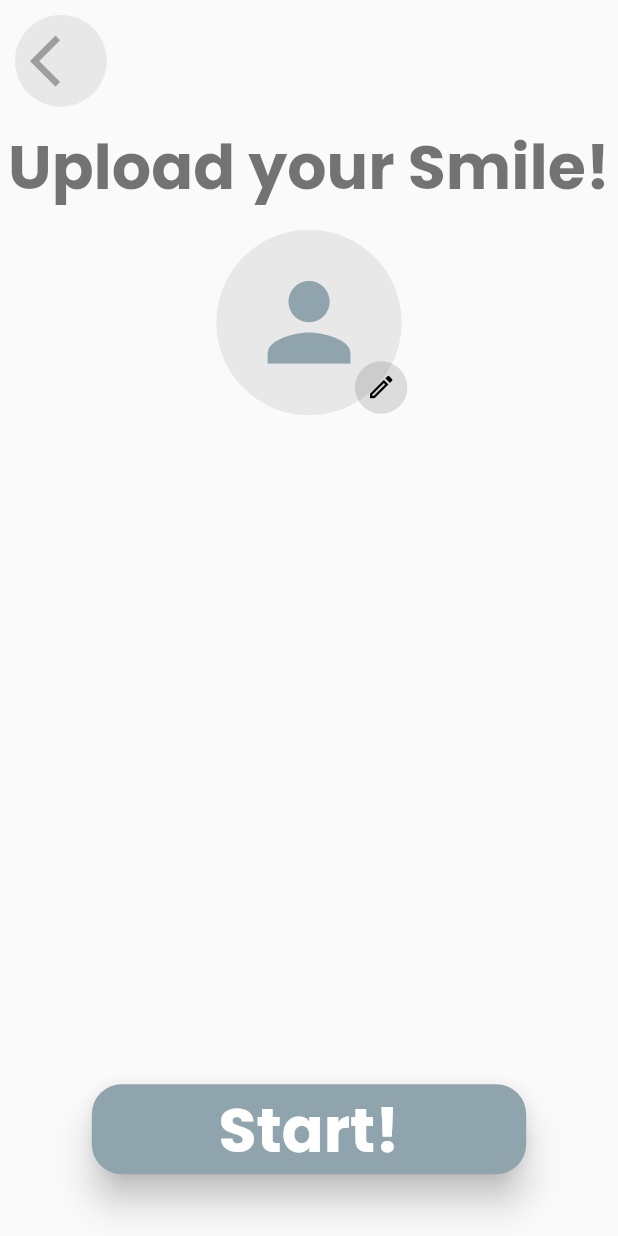
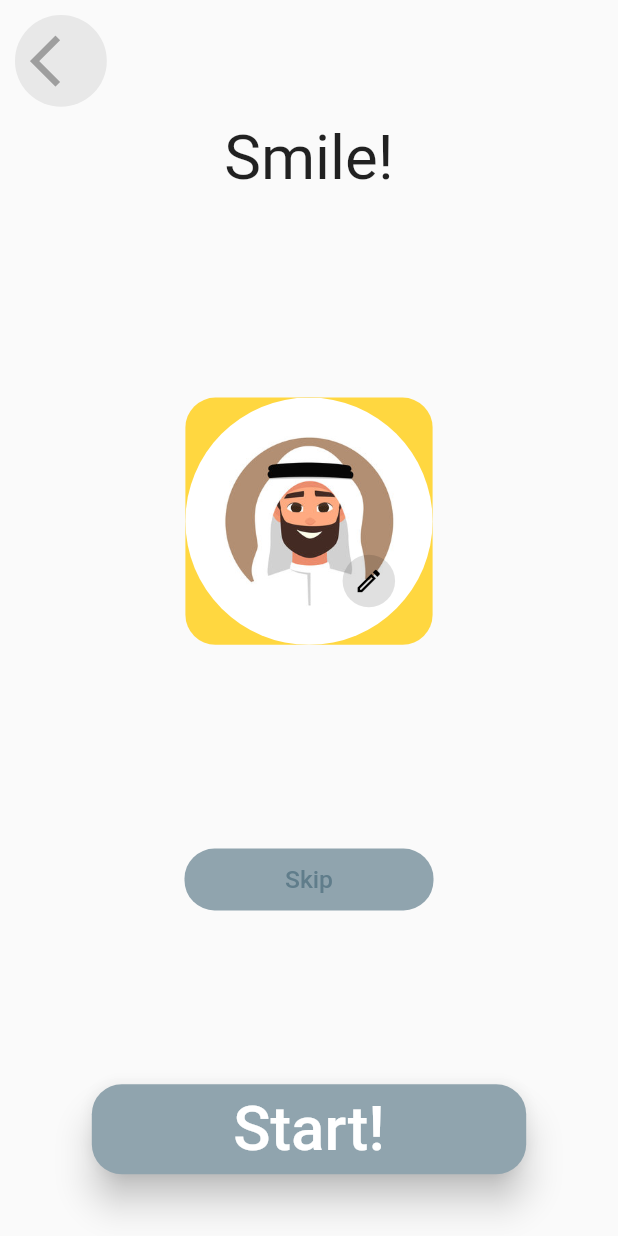
Before and after one commit to Syf-Almjd/TaskForce_HRMS, a Flutter app: the RegisterThirdPage widget shown alone on an empty page, opened directly, after a tap on "Start!", on a phone screen of 412 x 824 dp. Run offline on Flutter 3.47's test engine with Material 2 defaults, Android fonts, the light colour scheme and no system bars; our stand-ins replace bloc, cloud_firestore, device_preview, firebase_auth, firebase_core, flutter_bloc and 6 more; missing offline and left inert: dart_secure, flutter_icon_snackbar; accounts and stored records are empty; network calls fail.

Commit message:
29/Aug/2023 Commit

```diff
--- a/lib/Modules/Authentication/AuthPage.dart
+++ b/lib/Modules/Authentication/AuthPage.dart
@@ -4,7 +4,8 @@ import 'package:introduction_screen/introduction_screen.dart';
 import 'package:taskforce_hrms/Modules/Authentication/AuthenticationLayout.dart';
 import 'package:taskforce_hrms/State/NavigationCubit/navi_cubit.dart';
 
-import '../../API/Data/inAppData.dart';
+import '../../Data/AppData/inAppData.dart';
+
 
 class AuthPage extends StatelessWidget {
   const AuthPage({super.key});
--- a/lib/Modules/Authentication/AuthenticationLayout.dart
+++ b/lib/Modules/Authentication/AuthenticationLayout.dart
@@ -27,7 +27,7 @@ class _SignLayoutState extends State<SignLayout> {
             logoContainer(context),
             Expanded(
               child: AnimatedContainer(
-                  duration: Duration(milliseconds: 100),
+                  duration: const Duration(milliseconds: 100),
                   decoration: const BoxDecoration(
                       borderRadius: BorderRadius.only(
                           topLeft: Radius.circular(30),
--- a/lib/Modules/Authentication/Registration/RegisterThirdPage.dart
+++ b/lib/Modules/Authentication/Registration/RegisterThirdPage.dart
@@ -1,13 +1,18 @@
-import 'package:file_picker/file_picker.dart';
+import 'dart:convert';
+import 'dart:typed_data';
+
+import 'package:firebase_auth/firebase_auth.dart';
 import 'package:flutter/material.dart';
 import 'package:flutter_bloc/flutter_bloc.dart';
-import 'package:taskforce_hrms/Shared/Components.dart';
+import 'package:flutter_icon_snackbar/flutter_icon_snackbar.dart';
+import 'package:image_picker/image_picker.dart';
 import 'package:taskforce_hrms/State/AppDataCubit/data_cubit.dart';
-import 'package:taskforce_hrms/State/AppEventsBloC/app_bloc.dart';
-import 'package:taskforce_hrms/State/Singleton.dart';
 
 import '../../../Models/UserModel.dart';
+import '../../../Shared/Components.dart';
 import '../../../Shared/WidgetBuilders.dart';
+import '../../../State/AppEventsBloC/app_bloc.dart';
+import '../../../State/Singleton.dart';
 
 class RegisterThirdPage extends StatefulWidget {
   final UserModel previousUserData;
@@ -22,7 +27,12 @@ class RegisterThirdPage extends StatefulWidget {
 class _RegisterThirdPageState extends State<RegisterThirdPage> {
   late UserModel userData;
   DateTime timeNow = DateTime.now();
-  var fileUser;
+  String? _imageBytes;
+
+  @override
+  void dispose() {
+    super.dispose();
+  }
 
   @override
   Widget build(BuildContext context) {
@@ -50,15 +60,17 @@ class _RegisterThirdPageState extends State<RegisterThirdPage> {
         ),
         Center(
           child: Text(
-            "Upload your Smile!",
-            style: fontPoppins(size: getWidth(10, context)),
+            "Smile!",
+            style: TextStyle(fontSize: getWidth(10, context)),
             textAlign: TextAlign.center,
           ),
         ),
+        Spacer(),
         Padding(
-          padding: const EdgeInsets.all(10.0),
+          padding: const EdgeInsets.all(20.0),
           child: Container(
-            height: getHeight(15, context),
+            height: getHeight(20, context),
+            width: getWidth(45, context),
             decoration: BoxDecoration(
               // borderRadius: BorderRadius.circular(500),
               shape: BoxShape.circle,
@@ -66,30 +78,17 @@ class _RegisterThirdPageState extends State<RegisterThirdPage> {
             ),
             child: Center(
               child: InkWell(
-                onTap: () async {},
+                onTap: () async {
+                  _pickFile();
+                },
                 child: Stack(
                   children: [
                     Center(
-                      child: (fileUser != null)
-                          ? fileChosen(fileUser, context)
+                      child: (_imageBytes != null)
+                          ? previewImage(_imageBytes, context)
                           : chooseFile(context),
                     ),
-                    Positioned(
-                      bottom: 1,
-                      left: getWidth(55, context),
-                      child: Container(
-                        width: 35,
-                        height: 35,
-                        decoration: BoxDecoration(
-                            borderRadius: BorderRadius.circular(100),
-                            color: Colors.black12),
-                        child: const Icon(
-                          Icons.mode_edit_outline_outlined,
-                          color: Colors.black,
-                          size: 20,
-                        ),
-                      ),
-                    ),
+
                   ],
                 ),
               ),
@@ -97,25 +96,27 @@ class _RegisterThirdPageState extends State<RegisterThirdPage> {
           ),
         ),
         const Spacer(),
+        loadButton(
+          buttonHeight: getHeight(5, context),
+          buttonWidth: getWidth(50, context),
+          textSize: getWidth(4, context),
+          textColor: Colors.blueGrey,
+          buttonElevation: 0.0,
+          onPressed: () {
+            signUser("NO_PHOTO");
+          },
+          buttonText: 'Skip',
+        ),
+        const Spacer(),
         Center(
             child: loadButton(
                 buttonText: "Start!",
                 onPressed: () {
-                  if (fileUser != null) {
-                    userData = UserModel(
-                        email: widget.previousUserData.email,
-                        password: widget.previousUserData.password,
-                        name: widget.previousUserData.name,
-                        phoneNumber: widget.previousUserData.phoneNumber,
-                        photoID: "PHOTO ENCODE",
-                        //fileuserData
-                        userID: "",
-                        lastLogin: timeNow.toString(),
-                        address: widget.previousUserData.address);
-                    BlocProvider.of<UserRegisterBloc>(context)
-                        .add(UpdateUserEvent(userData));
-                    AppCubit.get(context).userRegister(
-                        Singleton().userDataToBeUploaded, context);
+                  if (_imageBytes != null) {
+                    signUser(_imageBytes);
+                  }
+                  else {
+                    showToast('Choose a photo', SnackBarType.fail, context);
                   }
                 })),
         getCube(5, context),
@@ -123,19 +124,36 @@ class _RegisterThirdPageState extends State<RegisterThirdPage> {
     );
   }
 
+  Future<void> signUser(imageBytes) async {
+    userData = UserModel(
+        email: widget.previousUserData.email,
+        password: widget.previousUserData.password,
+        name: widget.previousUserData.name,
+        phoneNumber: widget.previousUserData.phoneNumber,
+        photoID: imageBytes,
+        userID: "",
+        lastLogin: timeNow.toString(),
+        address: widget.previousUserData.address);
+    Singleton().userDataToBeUploaded = userData;
+    AppCubit
+        .get(context)
+        .saveSharedMap('currentuser', userData.toJson())
+        .then((value) =>
+        AppCubit.get(context).userRegister(
+            Singleton().userDataToBeUploaded, context));
+
+  }
+
   void _pickFile() async {
-    var pickedFile = await FilePicker.platform.pickFiles();
+    final picker = ImagePicker();
+    final pickedFile = await picker.pickImage(
+        source: ImageSource.gallery, imageQuality: 25);
     if (pickedFile != null) {
-      try {
-        var file = pickedFile!.files.first.bytes;
-        setState(() {
-          fileUser = file;
-        });
-      } catch (err) {
-        print(err);
-      }
-    } else {
-      print('No Image Selected');
+      final bytes = await pickedFile.readAsBytes();
+      Uint8List bytesUint8List = Uint8List.fromList(bytes);
+      setState(() {
+        _imageBytes = base64Encode(bytesUint8List);
+      });
     }
   }
 }
--- a/lib/Shared/Components.dart
+++ b/lib/Shared/Components.dart
@@ -159,21 +159,42 @@ Padding logoContainer(context) {
 }
 
 ///For photo selection
+
+///For photo selection
 Widget chooseFile(context) {
-  return Column(
-    mainAxisAlignment: MainAxisAlignment.center,
-    crossAxisAlignment: CrossAxisAlignment.center,
-    children: [
-      Expanded(
-        child: Icon(
-          Icons.person,
-          size: getHeight(10, context),
-          color: Colors.blueGrey.shade300,
+  return Container(
+    decoration: const BoxDecoration(
+        color: Colors.amberAccent,
+        borderRadius: BorderRadius.all(Radius.circular(20))),
+    child: Stack(
+      children: [
+        ClipRRect(
+            borderRadius: BorderRadius.circular(100),
+            child: const Image(
+              image: AssetImage(Assets.assetsProfilePicture),
+              fit: BoxFit.fill,
+            )),
+        Positioned(
+          bottom: 25,
+          right: 25,
+          child: Container(
+            width: 35,
+            height: 35,
+            decoration: BoxDecoration(
+                borderRadius: BorderRadius.circular(100),
+                color: Colors.black12),
+            child: const Icon(
+              Icons.mode_edit_outline_outlined,
+              color: Colors.black,
+              size: 20,
+            ),
+          ),
         ),
-      ),
-    ],
+      ],
+    ),
   );
 }
+
 
 ///For photo preview
 Widget fileChosen(fileUser, context) {
--- a/lib/Shared/WidgetBuilders.dart
+++ b/lib/Shared/WidgetBuilders.dart
@@ -1,3 +1,5 @@
+import 'dart:convert';
+
 import 'package:flutter/material.dart';
 import 'package:flutter_bloc/flutter_bloc.dart';
 import 'package:google_fonts/google_fonts.dart';
@@ -155,34 +157,83 @@ Widget socialMediaItem({
 }
 
 Widget loadButton({
+  double? buttonHeight,
+  double? buttonWidth,
+  Color? textColor,
+  double? textSize,
+  double? buttonElevation,
   required Function() onPressed,
   required String buttonText,
 }) {
   return BlocBuilder<AppCubit, AppStates>(builder: (context, state) {
     if (state is GettingData) {
       return loadingAnimation(
-          loadingType: LoadingAnimationWidget.stretchedDots(
-              color: Colors.blue, size: getWidth(15, context)));
+          loadingType: LoadingAnimationWidget.beat(
+              color: Colors.yellow, size: getWidth(10, context)));
     } else {
       return Container(
-        width: getWidth(80, context),
-        height: 60.0,
+        width: buttonWidth ?? getWidth(80, context),
+        height: buttonHeight ?? 60.0,
         padding: const EdgeInsets.fromLTRB(20, 0, 20, 0),
         child: ElevatedButton(
           style: ElevatedButton.styleFrom(
             shape: RoundedRectangleBorder(
               borderRadius: BorderRadius.circular(20.0),
             ),
-            elevation: 10,
+            elevation: buttonElevation ?? 10.0,
           ),
           onPressed: onPressed,
           child: Text(
             buttonText,
-            style: fontPoppins(
-                size: getWidth(10, context), textColor: Colors.white),
+            style: TextStyle(
+                fontSize: textSize ?? getWidth(10, context),
+                color: textColor ?? Colors.white),
           ),
         ),
       );
     }
   });
 }
+
+
+
+///For photo preview
+Widget previewImage(fileUser, context) {
+  fileUser = base64Decode(fileUser);
+  return Stack(
+    children: [
+      Container(
+        decoration:
+        const BoxDecoration(shape: BoxShape.circle, color: Colors.white),
+        child: Center(
+          child: Padding(
+            padding: const EdgeInsets.all(8.0),
+            child: ClipOval(
+              child: Image.memory(
+                fileUser,
+                height: getHeight(15, context),
+                width: getWidth(32, context),
+                fit: BoxFit.cover,
+              ),
+            ),
+          ),
+        ),
+      ),
+      Positioned(
+        bottom: 7,
+        right: 7,
+        child: Container(
+          width: 35,
+          height: 35,
+          decoration: BoxDecoration(
+              borderRadius: BorderRadius.circular(100), color: Colors.black12),
+          child: const Icon(
+            Icons.mode_edit_outline_outlined,
+            color: Colors.black,
+            size: 20,
+          ),
+        ),
+      ),
+    ],
+  );
+}
--- a/lib/State/Observer.dart
+++ b/lib/State/Observer.dart
@@ -15,13 +15,13 @@ class MyBlocObserver extends BlocObserver {
 
   @override
   void onError(BlocBase bloc, Object error, StackTrace stackTrace) {
+    super.onError(bloc, error, stackTrace);
     print('onError -- ${bloc.runtimeType}, $error');
-    super.onError(bloc, error, stackTrace);
   }
 
   @override
   void onClose(BlocBase bloc) {
+    super.onClose(bloc);
     print('onClose -- ${bloc.runtimeType}');
-    super.onClose(bloc);
   }
 }
--- a/lib/main.dart
+++ b/lib/main.dart
@@ -8,17 +8,13 @@ import 'package:taskforce_hrms/State/AppDataCubit/data_cubit.dart';
 import 'package:taskforce_hrms/State/AppEventsBloC/app_bloc.dart';
 import 'package:taskforce_hrms/State/Observer.dart';
 
-import 'API/firebase_options.dart';
+import 'Data/firebase_options.dart';
 import 'Modules/Authentication/AuthPage.dart';
 import 'State/NavigationCubit/navi_cubit.dart';
 
 void main() async {
   WidgetsFlutterBinding.ensureInitialized();
   Bloc.observer = MyBlocObserver();
-  SystemChrome.setSystemUIOverlayStyle(const SystemUiOverlayStyle(
-    systemNavigationBarColor: Colors.transparent, // navigation bar color
-    statusBarColor: Colors.transparent, // status bar color
-  ));
   SystemChrome.setPreferredOrientations([
     DeviceOrientation.portraitUp,
     DeviceOrientation.portraitDown,
--- a/pubspec.yaml
+++ b/pubspec.yaml
@@ -25,6 +25,7 @@ dependencies:
   introduction_screen: ^3.1.11
   url_launcher: ^6.1.12
   dart_secure: ^0.5.0
+  image_picker: ^1.0.4
 
 dev_dependencies:
   device_preview: ^1.1.0
@@ -45,4 +46,5 @@ flutter:
 
   assets:
     - assets/TFLogo.jpg
+    - assets/profilePicture.jpg
     - assets/logoTransparent.png
```
Also changed, not shown: lib/Modules/Authentication/Registration/RegisterFirstPage.dart (+4 -4 lines), lib/State/AppDataCubit/data_cubit.dart (+24 -19 lines), assets/profilePicture.jpg (added), lib/Data/AppData/inAppData.dart (renamed from lib/API/Data/inAppData.dart), lib/Data/firebase_options.dart, lib/generated/assets.dart, pubspec.lock.
